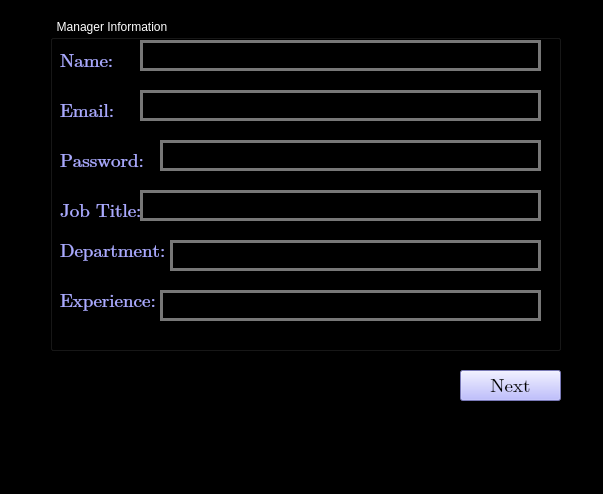
Old version of the form Screens/RegisterAsCinemaManager.ui in the repository JaveriaAzfar/CineFlix.
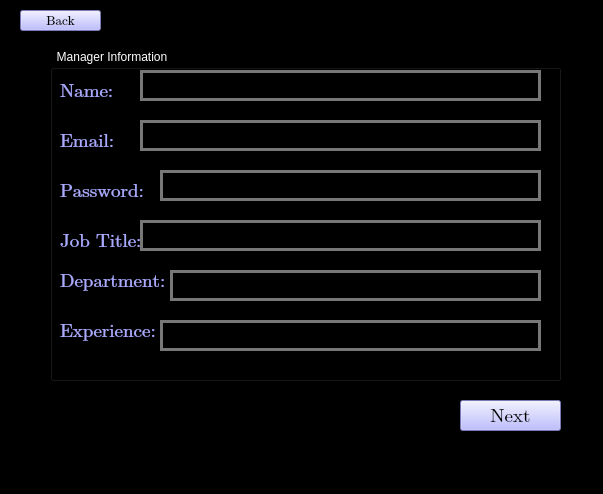
New version of the form.

Patch:
```diff
--- a/Screens/RegisterAsCinemaManager.ui
+++ b/Screens/RegisterAsCinemaManager.ui
@@ -23,7 +23,7 @@
     <property name="geometry">
      <rect>
       <x>460</x>
-      <y>370</y>
+      <y>400</y>
       <width>101</width>
       <height>31</height>
      </rect>
@@ -61,7 +61,7 @@
     <property name="geometry">
      <rect>
       <x>50</x>
-      <y>20</y>
+      <y>50</y>
       <width>511</width>
       <height>331</height>
      </rect>
@@ -329,6 +329,44 @@
      </property>
     </widget>
    </widget>
+   <widget class="QPushButton" name="backButton">
+    <property name="geometry">
+     <rect>
+      <x>20</x>
+      <y>10</y>
+      <width>81</width>
+      <height>21</height>
+     </rect>
+    </property>
+    <property name="font">
+     <font>
+      <family>Cambria Math</family>
+      <pointsize>10</pointsize>
+     </font>
+    </property>
+    <property name="styleSheet">
+     <string notr="true">QPushButton {
+    background-color: rgb(170, 170, 255);
+    color: rgb(0, 0, 0);
+
+}
+
+
+QPushButton:hover {
+    background-color:rgb(128, 120, 215);
+    color: rgb(0, 0, 0)
+}
+
+QPushButton:pressed {
+    background-color: rgb(85, 170, 127);
+    color: rgb(0, 0, 0)
+}
+</string>
+    </property>
+    <property name="text">
+     <string>Back</string>
+    </property>
+   </widget>
   </widget>
   <widget class="QMenuBar" name="menubar">
    <property name="geometry">
```
